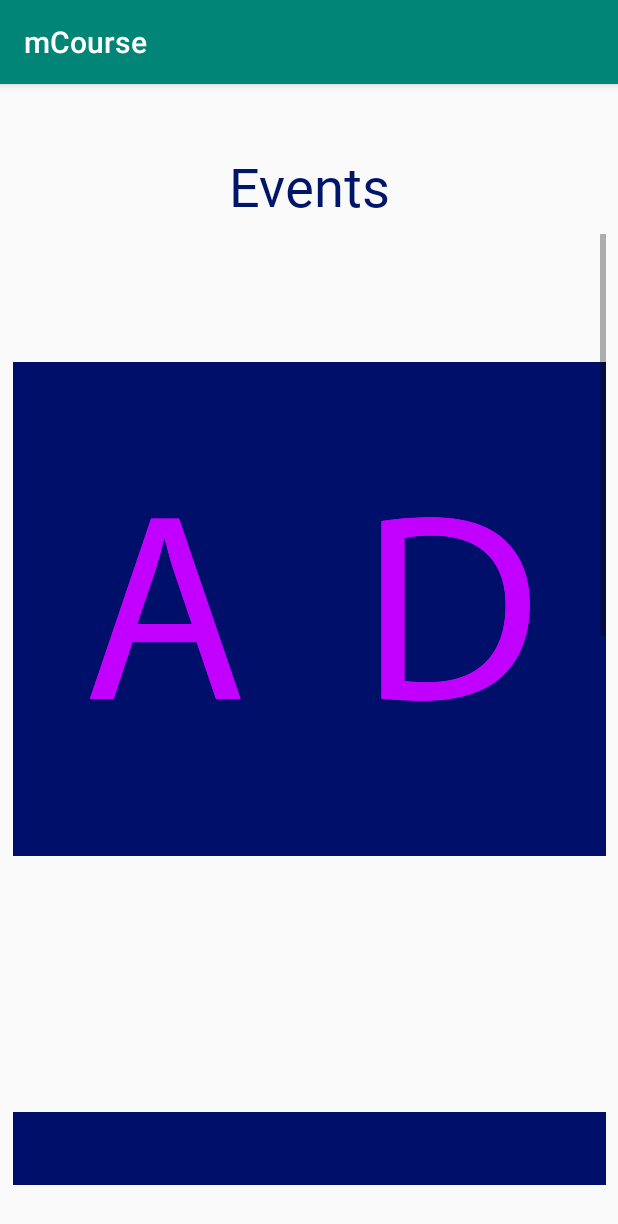
After one commit to Fhy40/mCourseINFS3605, an Android app: the current_events screen opened directly, with no data from a screen before it, on a phone screen of 412 x 824 dp. The commit adds this screen. Shown: the top 1224 px of the screen. Run offline under Robolectric (Android 15) with nearby library versions, the phone set to English and light mode, and no system bars.

Commit message:
Added Event Template

```diff
--- a/app/src/main/AndroidManifest.xml
+++ b/app/src/main/AndroidManifest.xml
@@ -2,7 +2,9 @@
 <manifest xmlns:android="http://schemas.android.com/apk/res/android"
     xmlns:dist="http://schemas.android.com/apk/distribution"
     package="com.example.mcourse">
+
     <uses-permission android:name="android.permission.INTERNET" />
+
     <dist:module dist:instant="true" />
 
     <application
@@ -12,7 +14,8 @@
         android:roundIcon="@mipmap/ic_launcher_round"
         android:supportsRtl="true"
         android:theme="@style/AppTheme">
-        <activity android:name=".friends_page"></activity>
+        <activity android:name=".current_events"></activity>
+        <activity android:name=".friends_page" />
         <activity android:name=".friend_requests" />
         <activity android:name=".user_profile" />
         <activity android:name=".career_options_selection" />
--- a/app/src/main/java/com/example/mcourse/MainActivity.java
+++ b/app/src/main/java/com/example/mcourse/MainActivity.java
@@ -90,7 +90,7 @@ public class MainActivity extends AppCompatActivity {
     }
 
     public void goFriendButton() {
-        Intent intent = new Intent(this, friend_requests.class);
+        Intent intent = new Intent(this, current_events.class);
         startActivity(intent);
     }
 
--- /dev/null
+++ b/app/src/main/java/com/example/mcourse/current_events.java
@@ -0,0 +1,14 @@
+package com.example.mcourse;
+
+import androidx.appcompat.app.AppCompatActivity;
+
+import android.os.Bundle;
+
+public class current_events extends AppCompatActivity {
+
+    @Override
+    protected void onCreate(Bundle savedInstanceState) {
+        super.onCreate(savedInstanceState);
+        setContentView(R.layout.activity_current_events);
+    }
+}
--- /dev/null
+++ b/app/src/main/res/layout/activity_current_events.xml
@@ -0,0 +1,58 @@
+<?xml version="1.0" encoding="utf-8"?>
+<androidx.constraintlayout.widget.ConstraintLayout xmlns:android="http://schemas.android.com/apk/res/android"
+    xmlns:app="http://schemas.android.com/apk/res-auto"
+    xmlns:tools="http://schemas.android.com/tools"
+    android:layout_width="match_parent"
+    android:layout_height="match_parent"
+    tools:context=".current_events">
+
+    <TextView
+        android:id="@+id/title_textview"
+        android:layout_width="wrap_content"
+        android:layout_height="wrap_content"
+        android:layout_marginTop="43dp"
+        android:text="Events"
+        android:textSize="36sp"
+        android:fontFamily="@font/fira_sb"
+        android:textColor="#001769"
+        app:layout_constraintEnd_toEndOf="parent"
+        app:layout_constraintHorizontal_bias="0.5"
+        app:layout_constraintStart_toStartOf="parent"
+        app:layout_constraintTop_toTopOf="parent" />
+
+    <ScrollView
+        android:layout_width="395dp"
+        android:layout_height="634dp"
+        android:layout_marginTop="8dp"
+        app:layout_constraintEnd_toEndOf="parent"
+        app:layout_constraintHorizontal_bias="0.5"
+        app:layout_constraintStart_toStartOf="parent"
+        app:layout_constraintTop_toBottomOf="@+id/title_textview">
+
+        <LinearLayout
+            android:layout_width="match_parent"
+            android:layout_height="wrap_content"
+            android:orientation="vertical">
+
+            <ImageView
+                android:id="@+id/event_1"
+                android:layout_width="match_parent"
+                android:layout_height="500dp"
+                app:srcCompat="@drawable/event_1" />
+
+            <ImageView
+                android:id="@+id/event_2"
+                android:layout_width="match_parent"
+                android:layout_height="500dp"
+                app:srcCompat="@drawable/event_2" />
+
+            <ImageView
+                android:id="@+id/event_3"
+                android:layout_width="match_parent"
+                android:layout_height="500dp"
+                app:srcCompat="@drawable/event_3" />
+        </LinearLayout>
+
+
+    </ScrollView>
+</androidx.constraintlayout.widget.ConstraintLayout>
--- a/app/src/main/res/layout/activity_main.xml
+++ b/app/src/main/res/layout/activity_main.xml
@@ -88,9 +88,9 @@
         android:id="@+id/friend_button"
         android:layout_width="wrap_content"
         android:layout_height="wrap_content"
-        android:layout_marginTop="176dp"
+        android:layout_marginTop="136dp"
         android:text="DEBUG ONLY"
-        android:visibility="invisible"
+        android:visibility="visible"
         app:layout_constraintEnd_toEndOf="parent"
         app:layout_constraintHorizontal_bias="0.498"
         app:layout_constraintStart_toStartOf="parent"
```
Also changed, not shown: app/src/main/res/drawable-v24/event_1.png (added), app/src/main/res/drawable-v24/event_2.png (added), app/src/main/res/drawable-v24/event_3.png (added), 3 other files.
